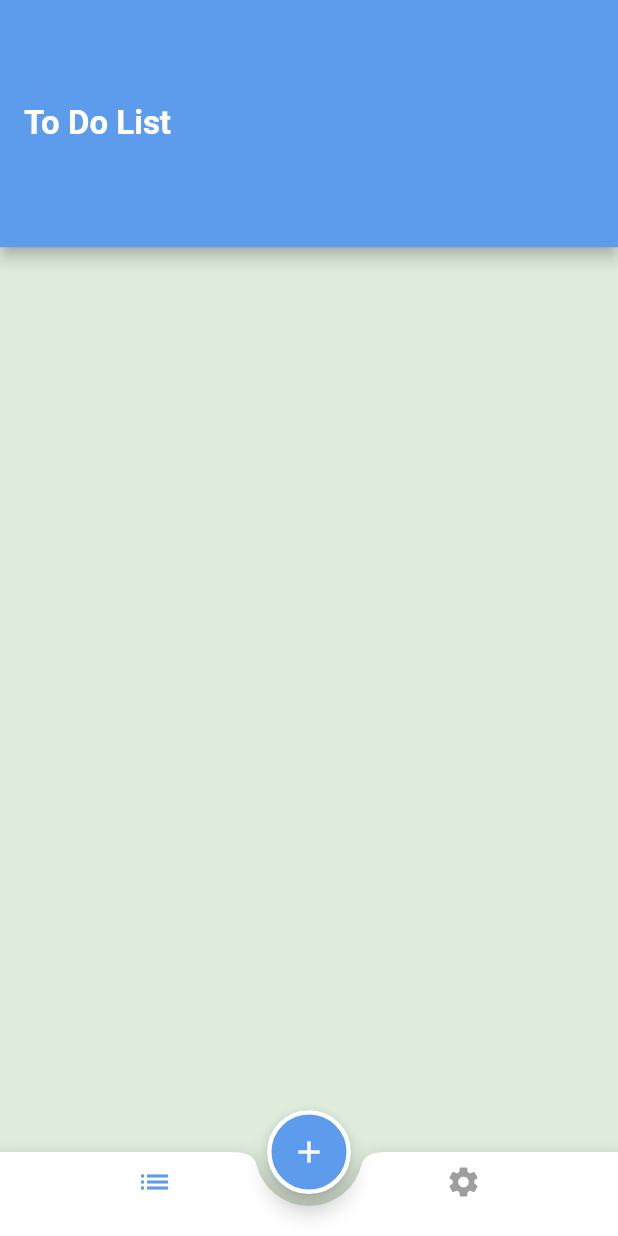
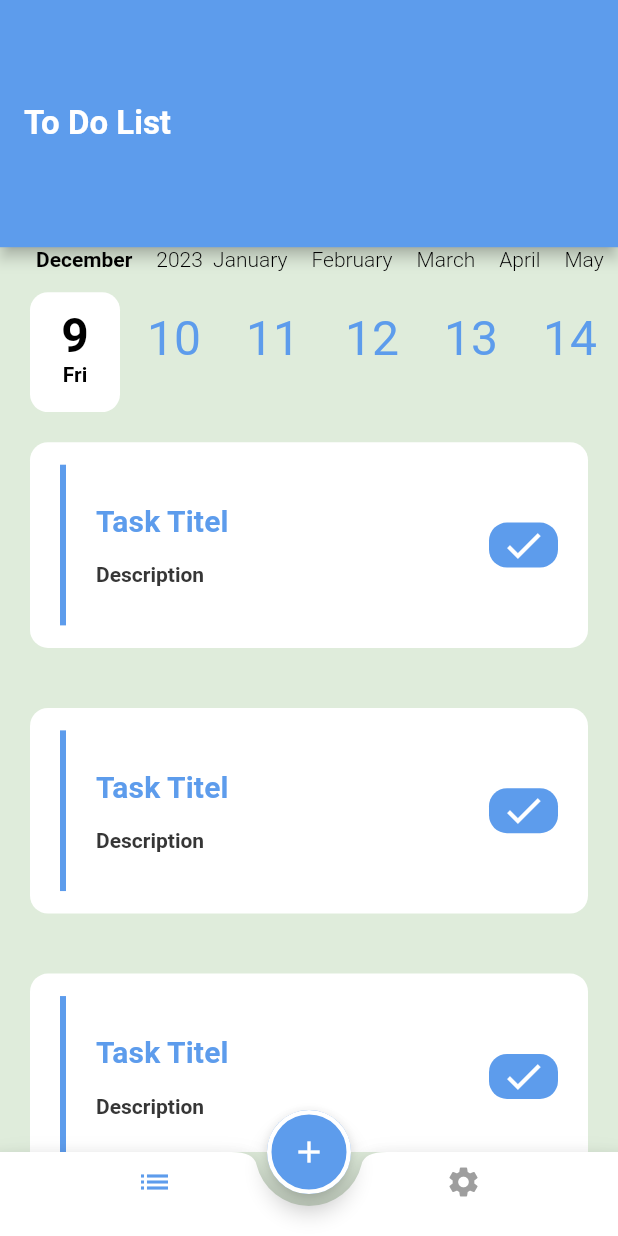
Before and after one commit to Medokha/to_do, a Flutter app: the screen it shows after launch, on a phone screen of 412 x 824 dp. Run offline on Flutter 3.47's test engine with Material 2 defaults, Android fonts, the phone set to English and light mode, and no system bars; drawn by our look-alikes of calendar_timeline; generated files the repository leaves out were written again.

Commit message:
show data

```diff
--- /dev/null
+++ b/lib/modules/tasks_list/add_item.dart
@@ -0,0 +1,50 @@
+import 'package:flutter/cupertino.dart';
+import 'package:flutter/material.dart';
+import 'package:todo/shared/styles/colors.dart';
+
+class additem extends StatelessWidget {
+
+  @override
+  Widget build(BuildContext context) {
+    return Container(
+      decoration: BoxDecoration(
+          color: Colors.white,
+        borderRadius: BorderRadius.circular(12)
+      ),
+
+      margin: EdgeInsets.all(20),
+      child: Row(
+        children: [
+          Container(
+            margin: EdgeInsets.symmetric(horizontal: 20,vertical: 15),
+            height: MediaQuery.of(context).size.height*.13,
+            width: 4,
+            color: primarycolor,
+          ),
+          Expanded(
+            child: Column(
+              crossAxisAlignment: CrossAxisAlignment.start,
+              children: [
+                Text("Task Titel",
+                  style: Theme.of(context).textTheme.subtitle2?.copyWith(fontSize: 20),),
+                SizedBox(
+                  height: MediaQuery.of(context).size.height*.02,
+                ),
+                Text("Description",style: Theme.of(context).textTheme.subtitle1)
+              ],
+            ),
+          ),
+          Container(
+            margin: EdgeInsets.only(right: 20),
+            padding:EdgeInsets.symmetric(horizontal: 8),
+            decoration: BoxDecoration(
+              color: primarycolor,
+              borderRadius: BorderRadius.circular(12),
+            ),
+            child: Icon(Icons.done,size: 30,color: Colors.white,),
+          )
+        ],
+      ),
+    );
+  }
+}
--- a/lib/modules/tasks_list/tasks_list.dart
+++ b/lib/modules/tasks_list/tasks_list.dart
@@ -1,11 +1,40 @@
+import 'package:calendar_timeline/calendar_timeline.dart';
 import 'package:flutter/cupertino.dart';
 import 'package:flutter/material.dart';
+import 'package:todo/shared/styles/colors.dart';
+
+import 'add_item.dart';
 
 class taskslist extends StatelessWidget {
 
   @override
   Widget build(BuildContext context) {
     return Container(
+      child: Column(
+        children: [
+          CalendarTimeline(
+            initialDate: DateTime.now(),
+            firstDate: DateTime.now().subtract(Duration(days: 365)),
+            lastDate: DateTime.now().add(Duration(days: 365)),
+            onDateSelected: (date) => print(date),
+            leftMargin: 20,
+            monthColor: Colors.black,
+            dayColor: primarycolor,
+            activeDayColor: Colors.black,
+            activeBackgroundDayColor: Colors.white,
+            dotsColor: Colors.white,
+            selectableDayPredicate: (date) => true,
+            locale: 'en_ISO',
+          ),
+          Expanded(
+            child: ListView.builder(
+              itemCount: 5,
+                itemBuilder: (context,index){
+              return additem();
+            }),
+          )
+        ],
+      ),
 
     );
   }
--- a/pubspec.yaml
+++ b/pubspec.yaml
@@ -29,7 +29,7 @@ environment:
 dependencies:
   flutter:
     sdk: flutter
-
+  calendar_timeline: ^1.0.5
   provider: ^6.0.4
   flutter_localizations: # Add this line
     sdk: flutter
```
Also changed, not shown: pubspec.lock.
